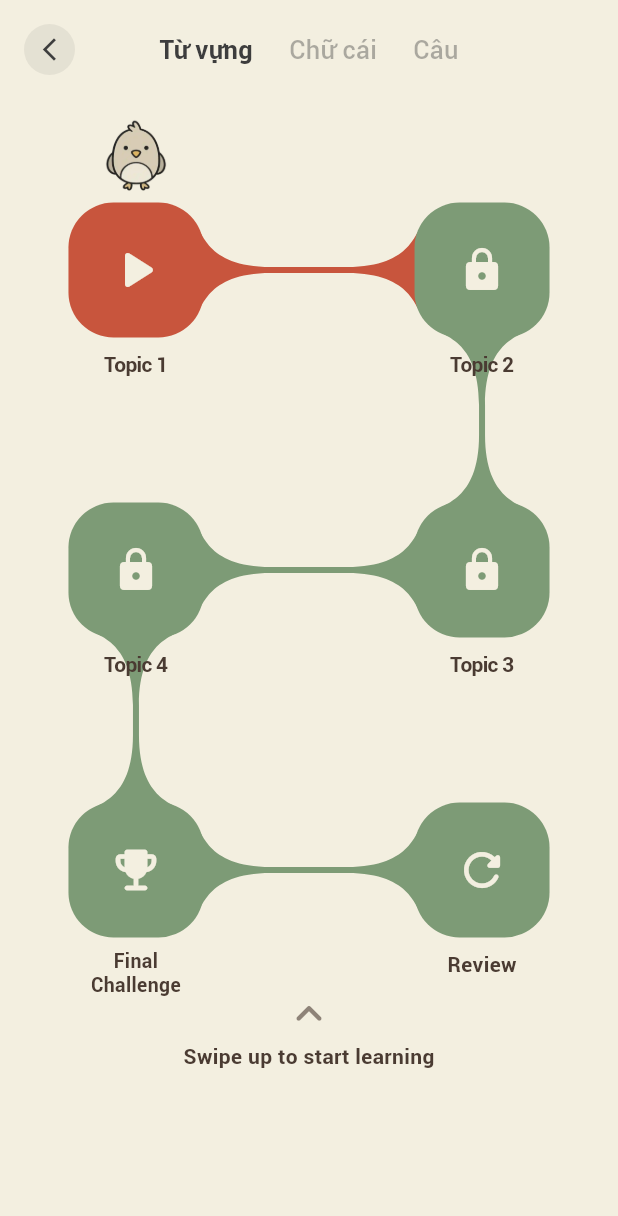
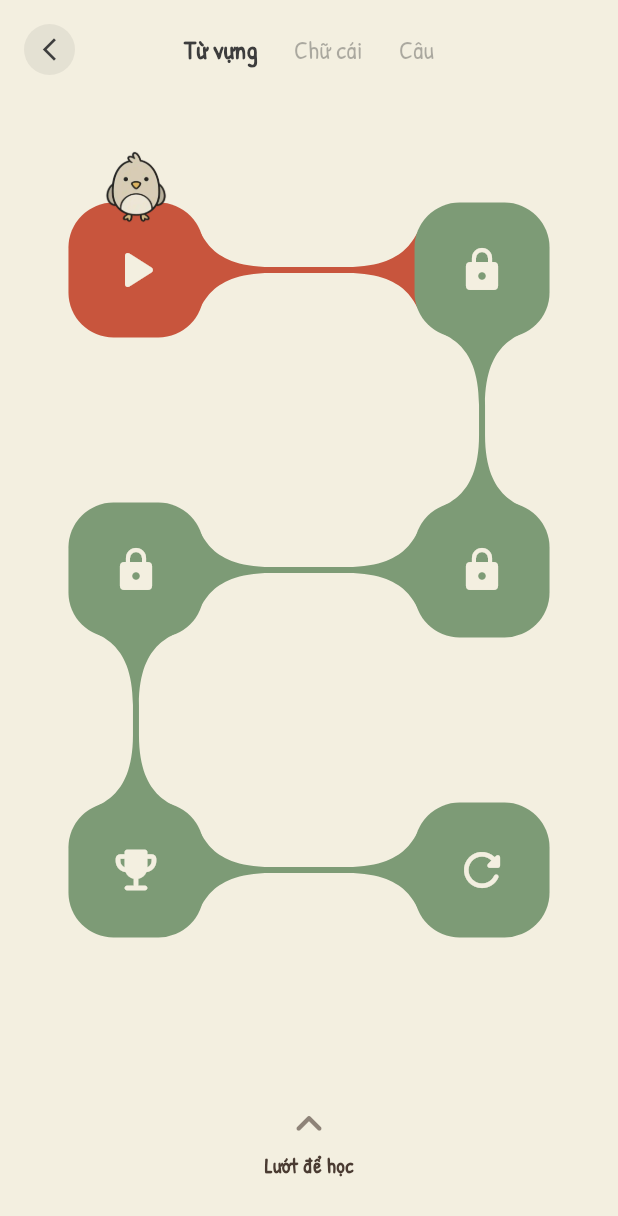
Before and after one commit to harrylam0016/hoc-tieng-han, a Flutter app: the screen it shows after launch, after a tap on "Gia đình", on a phone screen of 412 x 824 dp. Shown: the top 1216 px of the screen. Run offline on Flutter 3.47's test engine with Material 3 defaults, Android fonts, the phone set to English and light mode, and no system bars; our stand-ins replace audioplayers, flutter_tts.

Commit message:
Change font to Patrick hand

```diff
--- a/hoc_tieng_han/lib/main.dart
+++ b/hoc_tieng_han/lib/main.dart
@@ -39,7 +39,7 @@ class HocTiengHanApp extends StatelessWidget {
           brightness: Brightness.dark,
         ),
         scaffoldBackgroundColor: const Color(0xFF1a1a2e),
-        fontFamily: 'Roboto',
+        fontFamily: 'PatrickHand',
         textTheme: const TextTheme(
           displayLarge: TextStyle(
             fontSize: 32,
--- a/hoc_tieng_han/lib/widgets/lesson_path_content.dart
+++ b/hoc_tieng_han/lib/widgets/lesson_path_content.dart
@@ -35,8 +35,6 @@ class _LessonPathContentState extends State<LessonPathContent>
     with TickerProviderStateMixin {
   late AnimationController _hintController;
   late Animation<double> _hintAnimation;
-  late AnimationController _mascotController;
-  late Animation<double> _mascotBounce;
 
   @override
   void initState() {
@@ -48,20 +46,11 @@ class _LessonPathContentState extends State<LessonPathContent>
     _hintAnimation = Tween<double>(begin: 0, end: -8).animate(
       CurvedAnimation(parent: _hintController, curve: Curves.easeInOut),
     );
-
-    _mascotController = AnimationController(
-      vsync: this,
-      duration: const Duration(milliseconds: 1000),
-    )..repeat(reverse: true);
-    _mascotBounce = Tween<double>(begin: 0, end: -6).animate(
-      CurvedAnimation(parent: _mascotController, curve: Curves.easeInOut),
-    );
   }
 
   @override
   void dispose() {
     _hintController.dispose();
-    _mascotController.dispose();
     super.dispose();
   }
 
@@ -120,6 +109,8 @@ class _LessonPathContentState extends State<LessonPathContent>
               ),
             ),
           ),
+
+          Positioned(left: 0, right: 0, bottom: 30, child: _buildHint()),
         ],
       ),
     );
@@ -169,14 +160,6 @@ class _LessonPathContentState extends State<LessonPathContent>
             left: review.dx - _kHalfCard,
             top: review.dy - _kHalfCard,
             child: _buildReviewNode(),
-          ),
-
-          // Swipe Hint
-          Positioned(
-            left: 0,
-            right: 0,
-            top: exam.dy + _kHalfCard + 40,
-            child: _buildHint(),
           ),
         ],
       ),
@@ -234,12 +217,8 @@ class _LessonPathContentState extends State<LessonPathContent>
 
                 // Mascot on Current
                 if (isCurrent)
-                  AnimatedBuilder(
-                    animation: _mascotBounce,
-                    builder: (_, child) => Positioned(
-                      top: -50 + _mascotBounce.value,
-                      child: child!,
-                    ),
+                  Positioned(
+                    top: -35,
                     child: Image.asset(
                       'assets/images/water.webp',
                       width: 50,
@@ -249,16 +228,6 @@ class _LessonPathContentState extends State<LessonPathContent>
                     ),
                   ),
               ],
-            ),
-            const SizedBox(height: 8),
-            Text(
-              'Topic ${index + 1}',
-              style: const TextStyle(
-                color: _kTextColor,
-                fontSize: 14,
-                fontWeight: FontWeight.w800,
-                letterSpacing: -0.5,
-              ),
             ),
           ],
         ),
@@ -286,17 +255,6 @@ class _LessonPathContentState extends State<LessonPathContent>
               ),
             ),
           ),
-          const SizedBox(height: 8),
-          const Text(
-            'Final\nChallenge',
-            textAlign: TextAlign.center,
-            style: TextStyle(
-              color: _kTextColor,
-              fontSize: 13,
-              fontWeight: FontWeight.w800,
-              height: 1.2,
-            ),
-          ),
         ],
       ),
     );
@@ -316,15 +274,6 @@ class _LessonPathContentState extends State<LessonPathContent>
             ),
             child: const Center(
               child: Icon(Icons.refresh_rounded, color: _kIconColor, size: 36),
-            ),
-          ),
-          const SizedBox(height: 8),
-          const Text(
-            'Review',
-            style: TextStyle(
-              color: _kTextColor,
-              fontSize: 14,
-              fontWeight: FontWeight.w800,
             ),
           ),
         ],
@@ -351,7 +300,7 @@ class _LessonPathContentState extends State<LessonPathContent>
             size: 36,
           ),
           const Text(
-            'Swipe up to start learning',
+            'Lướt để học',
             style: TextStyle(
               color: _kTextColor,
               fontSize: 14,
--- a/hoc_tieng_han/pubspec.yaml
+++ b/hoc_tieng_han/pubspec.yaml
@@ -75,6 +75,9 @@ flutter:
   # list giving the asset and other descriptors for the font. For
   # example:
   fonts:
+    - family: PatrickHand
+      fonts:
+        - asset: assets/fonts/Patrick_Hand/PatrickHand-Regular.ttf
     - family: Roboto
       fonts:
         - asset: assets/fonts/roboto/Roboto-Regular.ttf
```
Also changed, not shown: hoc_tieng_han/assets/fonts/Patrick_Hand/PatrickHand-Regular.ttf (added), hoc_tieng_han/assets/fonts/roboto/Roboto-Black.ttf (deleted), hoc_tieng_han/assets/fonts/roboto/Roboto-BlackItalic.ttf (deleted), hoc_tieng_han/assets/fonts/roboto/Roboto-Bold.ttf (deleted), hoc_tieng_han/assets/fonts/roboto/Roboto-BoldCondensed.ttf (deleted), hoc_tieng_han/assets/fonts/roboto/Roboto-BoldCondensedItalic.ttf (deleted), hoc_tieng_han/assets/fonts/roboto/Roboto-BoldItalic.ttf (deleted), hoc_tieng_han/assets/fonts/roboto/Roboto-Condensed.ttf (deleted), hoc_tieng_han/assets/fonts/roboto/Roboto-CondensedItalic.ttf (deleted), hoc_tieng_han/assets/fonts/roboto/Roboto-Italic.ttf (deleted), hoc_tieng_han/assets/fonts/roboto/Roboto-Light.ttf (deleted), hoc_tieng_han/assets/fonts/roboto/Roboto-LightItalic.ttf (deleted), hoc_tieng_han/assets/fonts/roboto/Roboto-Medium.ttf (deleted), hoc_tieng_han/assets/fonts/roboto/Roboto-MediumItalic.ttf (deleted), 3 more files.
